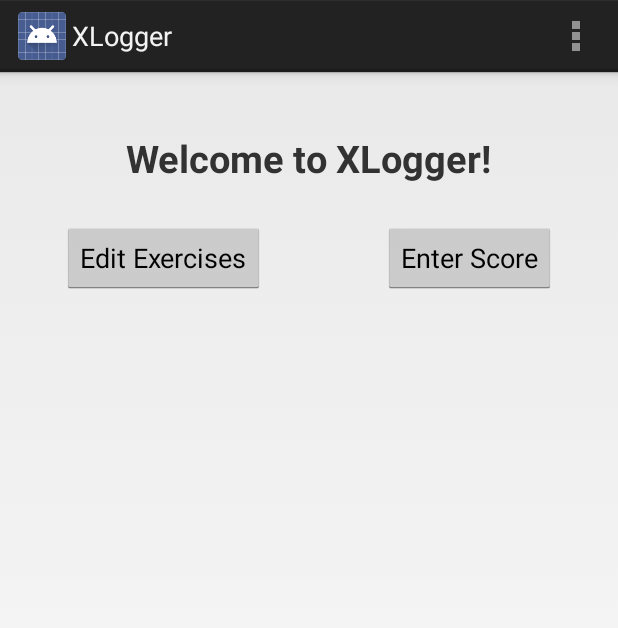
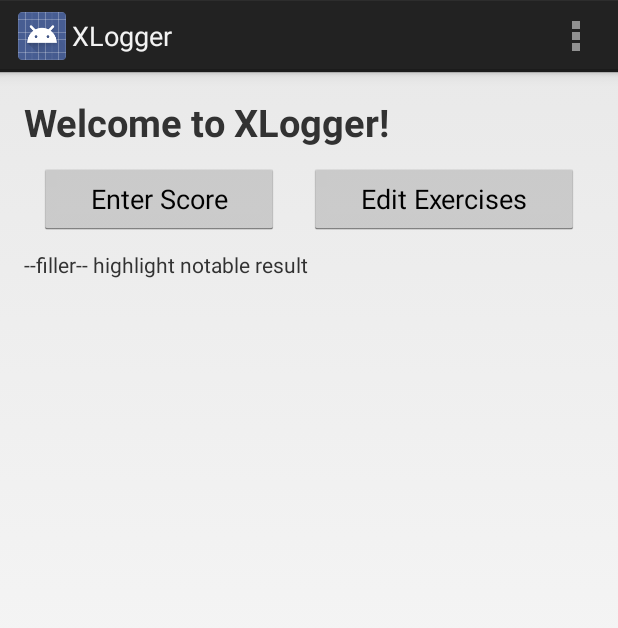
Before and after one commit to mchowning/XLogger, an Android app: the screen it shows after launch (StartActivity), on a phone screen of 412 x 824 dp. Shown: the top 628 px of the screen. Run offline under Robolectric (Android 15) with nearby library versions, the phone set to English and light mode, and no system bars.

Commit message:
May have figured out how to have two equal columns of buttons

```diff
--- a/XLogger/src/main/res/layout/activity_start.xml
+++ b/XLogger/src/main/res/layout/activity_start.xml
@@ -1,4 +1,4 @@
-<RelativeLayout xmlns:android="http://schemas.android.com/apk/res/android"
+<LinearLayout xmlns:android="http://schemas.android.com/apk/res/android"
     xmlns:tools="http://schemas.android.com/tools"
     android:layout_width="match_parent"
     android:layout_height="wrap_content"
@@ -7,40 +7,51 @@
     android:paddingTop="@dimen/activity_vertical_margin"
     android:paddingBottom="@dimen/activity_vertical_margin"
     tools:context=".StartActivity"
-    android:columnCount="2">
+    android:longClickable="true"
+    android:rowCount="2"
+    android:columnCount="2"
+    android:orientation="vertical">
 
     <TextView
+        android:id="@+id/textView"
         android:layout_width="wrap_content"
         android:layout_height="wrap_content"
         android:text="@string/start_greeting"
         android:textStyle="bold"
         android:textSize="25sp"
-        android:layout_column="0"
-        android:layout_row="1"
-        android:layout_columnSpan="2"
-        android:layout_marginTop="24dp"
-        android:layout_alignParentTop="true"
-        android:layout_centerHorizontal="true"
-        android:id="@+id/textView" />
+        />
 
-    <Button
+    <LinearLayout
+        android:layout_width="fill_parent"
+        android:layout_height="fill_parent"
+        android:orientation="horizontal">
+
+        <Button
+            android:id="@+id/btn_enterScores"
+            android:layout_width="wrap_content"
+            android:layout_height="wrap_content"
+            android:layout_gravity="center_vertical"
+            android:layout_margin="10sp"
+            android:layout_weight="1"
+            android:text="@string/btn_enterScores"
+            />
+
+        <Button
+            android:id="@+id/btn_editExercises"
+            android:layout_width="wrap_content"
+            android:layout_height="wrap_content"
+            android:layout_margin="10sp"
+            android:layout_weight="1"
+            android:text="@string/btn_editExercises"
+            android:onClick="btnClick_editExercises"
+            />
+    </LinearLayout>
+
+    <TextView
+        android:id="@+id/resultTextView"
         android:layout_width="wrap_content"
         android:layout_height="wrap_content"
-        android:text="@string/btn_editExercises"
-        android:id="@+id/btn_editExercises"
-        android:layout_marginLeft="25dp"
-        android:layout_below="@+id/textView"
-        android:layout_alignParentLeft="true"
-        android:layout_marginTop="25dp"
-        android:onClick="btnClick_editExercises" />
+        android:text="@string/result_highlight"
+        />
 
-    <Button
-        android:layout_width="wrap_content"
-        android:layout_height="wrap_content"
-        android:text="@string/btn_enterScores"
-        android:id="@+id/btn_enterScores"
-        android:layout_marginRight="25dp"
-        android:layout_alignTop="@+id/btn_editExercises"
-        android:layout_alignParentRight="true" />
-
-</RelativeLayout>
+</LinearLayout>
--- a/XLogger/src/main/res/values/strings.xml
+++ b/XLogger/src/main/res/values/strings.xml
@@ -11,5 +11,6 @@
     <string name="title_section1">Section 1</string>
     <string name="title_section2">Section 2</string>
     <string name="title_section3">Section 3</string>
+    <string name="result_highlight">--filler-- highlight notable result</string>
 
 </resources>
```
